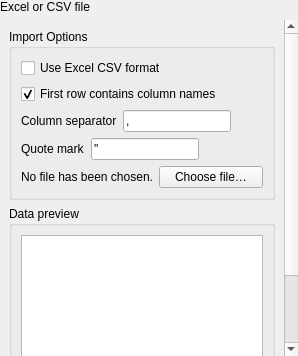
Old version of the form src/rc_metastudio/forms/csv_import_page.ui in the repository AliSalman-et-al/rc-metastudio.
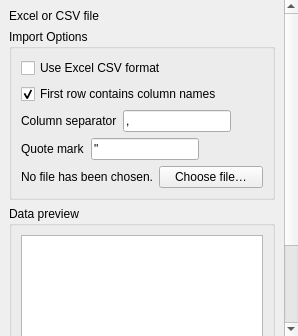
New version of the form. Icons and pictures are not drawn.

Commit message: Align setup disclosure and import instructions; label diagnostic methods

What changed in the file:
```diff
--- a/src/rc_metastudio/forms/csv_import_page.ui
+++ b/src/rc_metastudio/forms/csv_import_page.ui
@@ -20,16 +20,6 @@
    <property name="topMargin"><number>0</number></property>
    <property name="rightMargin"><number>0</number></property>
    <property name="bottomMargin"><number>0</number></property>
-   <item>
-        <widget class="QLabel" name="instructions">
-     <property name="text">
-      <string>Excel or CSV file</string>
-     </property>
-     <property name="wordWrap">
-      <bool>true</bool>
-     </property>
-    </widget>
-   </item>
    <item>
     <widget class="QScrollArea" name="pageScrollArea">
      <property name="focusPolicy"><enum>Qt::NoFocus</enum></property>
@@ -39,6 +29,16 @@
       <property name="sizePolicy"><sizepolicy hsizetype="Ignored" vsizetype="Preferred"><horstretch>0</horstretch><verstretch>0</verstretch></sizepolicy></property>
       <layout class="QVBoxLayout" name="verticalLayout_2">
        
+   <item>
+        <widget class="QLabel" name="instructions">
+     <property name="text">
+      <string>Excel or CSV file</string>
+     </property>
+     <property name="wordWrap">
+      <bool>true</bool>
+     </property>
+    </widget>
+   </item>
    <item>
     <widget class="QGroupBox" name="groupBox">
      <property name="sizePolicy">
```
The commit also changes 1 other file.
